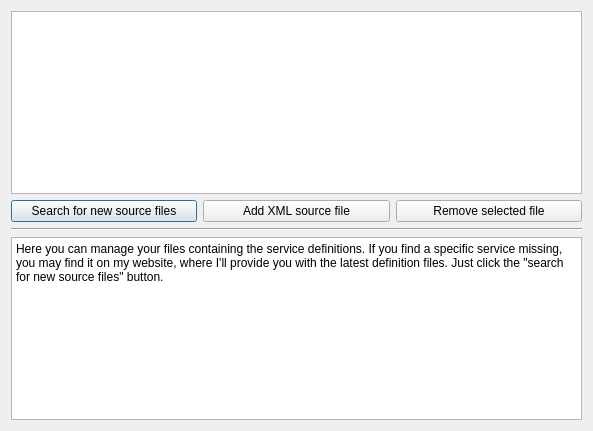
Before: the Qt Designer form contents/code/dialogs/Sources.ui in mbleichner/service-monitor, drawn with Qt 5.
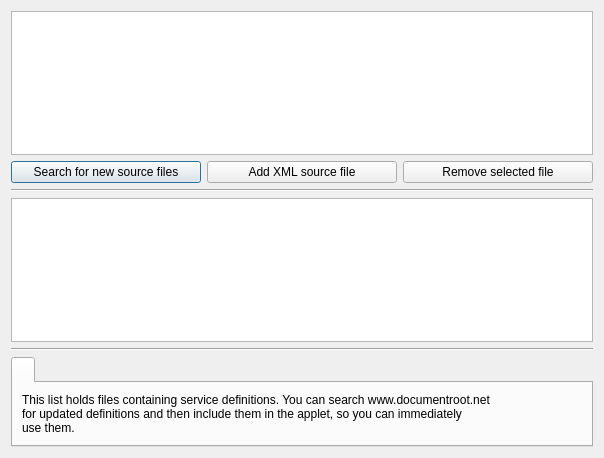
After: the same form once the commit is applied. Icons and pictures are not drawn.

Commit message: redesigned help (texts not completely finished)

What changed in the file:
```diff
--- a/contents/code/dialogs/Sources.ui
+++ b/contents/code/dialogs/Sources.ui
@@ -6,8 +6,8 @@
    <rect>
     <x>0</x>
     <y>0</y>
-    <width>593</width>
-    <height>431</height>
+    <width>604</width>
+    <height>458</height>
    </rect>
   </property>
   <property name="windowTitle">
@@ -79,15 +79,51 @@
       <bool>true</bool>
      </property>
      <property name="html">
-      <string>&lt;!DOCTYPE HTML PUBLIC &quot;-//W3C//DTD HTML 4.0//EN&quot; &quot;http://www.w3.org/TR/REC-html40/strict.dtd&quot;&gt;
+      <string notr="true">&lt;!DOCTYPE HTML PUBLIC &quot;-//W3C//DTD HTML 4.0//EN&quot; &quot;http://www.w3.org/TR/REC-html40/strict.dtd&quot;&gt;
 &lt;html&gt;&lt;head&gt;&lt;meta name=&quot;qrichtext&quot; content=&quot;1&quot; /&gt;&lt;style type=&quot;text/css&quot;&gt;
 p, li { white-space: pre-wrap; }
-&lt;/style&gt;&lt;/head&gt;&lt;body style=&quot; font-family:'Nimbus Sans L'; font-size:9pt; font-weight:400; font-style:normal;&quot;&gt;
-&lt;p style=&quot; margin-top:0px; margin-bottom:0px; margin-left:0px; margin-right:0px; -qt-block-indent:0; text-indent:0px;&quot;&gt;Here you can manage your files containing the service definitions. If you find a specific service missing, you may find it on my website, where I'll provide you with the latest definition files. Just click the &amp;quot;search for new source files&amp;quot; button.&lt;/p&gt;
+&lt;/style&gt;&lt;/head&gt;&lt;body style=&quot; font-family:'DejaVu Sans'; font-size:9pt; font-weight:400; font-style:normal;&quot;&gt;
 &lt;p style=&quot;-qt-paragraph-type:empty; margin-top:0px; margin-bottom:0px; margin-left:0px; margin-right:0px; -qt-block-indent:0; text-indent:0px;&quot;&gt;&lt;/p&gt;&lt;/body&gt;&lt;/html&gt;</string>
      </property>
     </widget>
    </item>
+   <item>
+    <widget class="Line" name="line_2">
+     <property name="orientation">
+      <enum>Qt::Horizontal</enum>
+     </property>
+    </widget>
+   </item>
+   <item>
+    <widget class="QTabWidget" name="helpTabWidget">
+     <property name="currentIndex">
+      <number>0</number>
+     </property>
+     <widget class="QWidget" name="help">
+      <attribute name="icon">
+       <iconset resource="../resources/icons/icons.qrc">
+        <normaloff>:/help.png</normaloff>:/help.png</iconset>
+      </attribute>
+      <attribute name="title">
+       <string/>
+      </attribute>
+      <layout class="QVBoxLayout" name="verticalLayout_2">
+       <item>
+        <widget class="QLabel" name="label_2">
+         <property name="text">
+          <string>This list holds files containing service definitions. You can search www.documentroot.net
+for updated definitions and then include them in the applet, so you can immediately
+use them.</string>
+         </property>
+         <property name="alignment">
+          <set>Qt::AlignLeading|Qt::AlignLeft|Qt::AlignVCenter</set>
+         </property>
+        </widget>
+       </item>
+      </layout>
+     </widget>
+    </widget>
+   </item>
   </layout>
  </widget>
  <resources>
```
Left out of the diff: 2 changed lines with no effect on the pictures. The commit also changes 14 other files.
